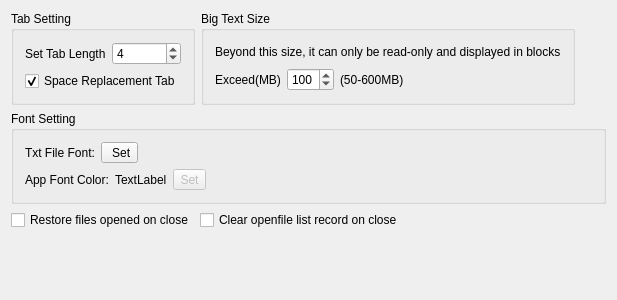
The window that src/texteditsetwin.ui (cxasm/notepad--) describes before a commit, drawn with Qt 5.
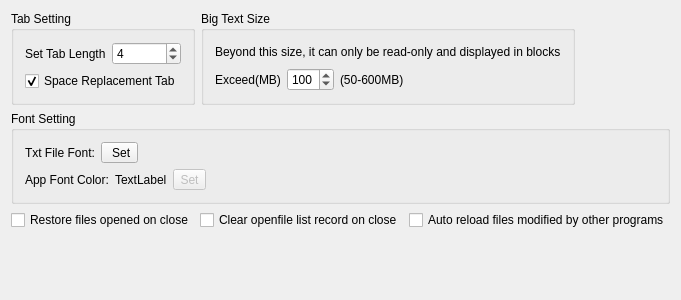
The same window after the commit.

```diff
--- a/src/texteditsetwin.ui
+++ b/src/texteditsetwin.ui
@@ -228,6 +228,16 @@
        </property>
       </widget>
      </item>
+     <item>
+      <widget class="QCheckBox" name="autoReloadOutside">
+       <property name="toolTip">
+        <string>When a file is modified by another program, reload it automatically if it has no unsaved changes</string>
+       </property>
+       <property name="text">
+        <string>Auto reload files modified by other programs</string>
+       </property>
+      </widget>
+     </item>
      <item>
       <spacer name="horizontalSpacer_3">
        <property name="orientation">
```
